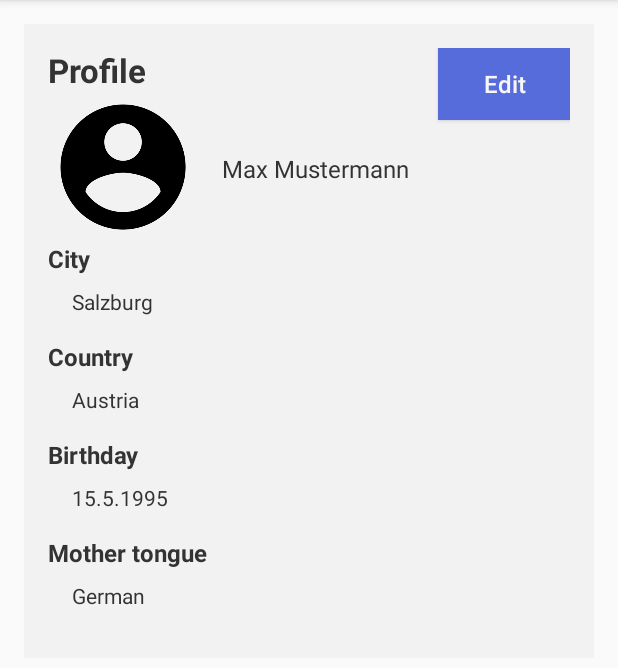
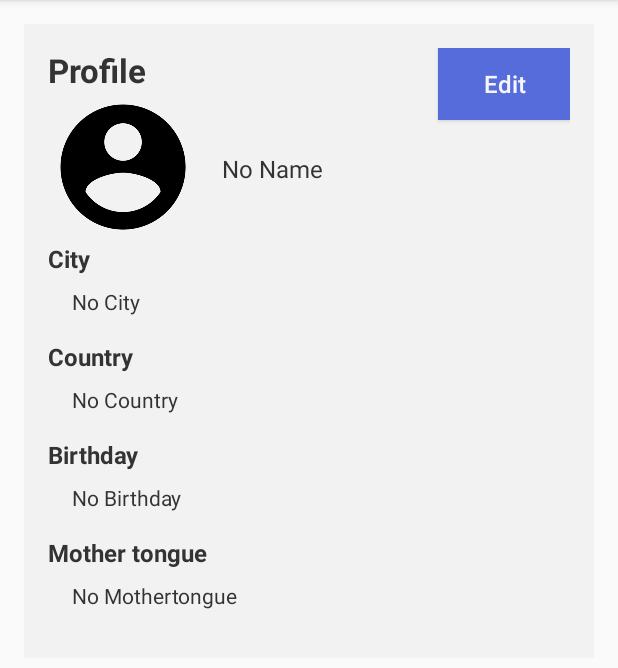
Before and after one commit to isperr/citybuddy_reisenbichler_sperr, an Android app: the ProfileActivity screen opened directly, with no data from a screen before it, on a phone screen of 412 x 824 dp, the part 84-752 px from its top. Run offline under Robolectric (Android 15) with nearby library versions, the phone set to English and light mode, and no system bars.

Commit message:
chore: load data for user profile page

```diff
--- a/app/src/main/res/layout/activity_profile.xml
+++ b/app/src/main/res/layout/activity_profile.xml
@@ -59,12 +59,12 @@
                     android:layout_below="@id/profile_heading" />
 
                 <TextView
-                    android:id="@+id/max"
+                    android:id="@+id/profile_name"
                     android:layout_width="wrap_content"
                     android:layout_marginLeft="16sp"
                     android:paddingTop="40sp"
                     android:layout_height="match_parent"
-                    android:text="Max Mustermann"
+                    android:text="No Name"
                     android:textColor="@color/blackColor"
                     android:textSize="16sp" />
             </LinearLayout>
@@ -83,7 +83,7 @@
                 android:id="@+id/city"
                 android:layout_width="match_parent"
                 android:layout_height="wrap_content"
-                android:text="Salzburg"
+                android:text="No City"
                 android:layout_below="@id/city_heading"
                 android:textColor="@color/blackColor"
                 android:layout_marginLeft="16sp"
@@ -104,7 +104,7 @@
                 android:id="@+id/country"
                 android:layout_width="match_parent"
                 android:layout_height="wrap_content"
-                android:text="Austria"
+                android:text="No Country"
                 android:layout_below="@id/country_heading"
                 android:textColor="@color/blackColor"
                 android:layout_marginLeft="16sp"
@@ -125,7 +125,7 @@
                 android:id="@+id/birthday"
                 android:layout_width="match_parent"
                 android:layout_height="wrap_content"
-                android:text="15.5.1995"
+                android:text="No Birthday"
                 android:layout_below="@id/birthday_heading"
                 android:textColor="@color/blackColor"
                 android:layout_marginLeft="16sp"
@@ -146,7 +146,7 @@
                 android:id="@+id/mothertongue"
                 android:layout_width="match_parent"
                 android:layout_height="wrap_content"
-                android:text="German"
+                android:text="No Mothertongue"
                 android:layout_below="@id/mothertongue_heading"
                 android:textColor="@color/blackColor"
                 android:layout_marginLeft="16sp"
```
Also changed, not shown: app/src/main/java/com/example/citybuddy/HomepageActivity.java (+16 -4 lines), app/src/main/java/com/example/citybuddy/ProfileActivity.java (+35 -0 lines).
